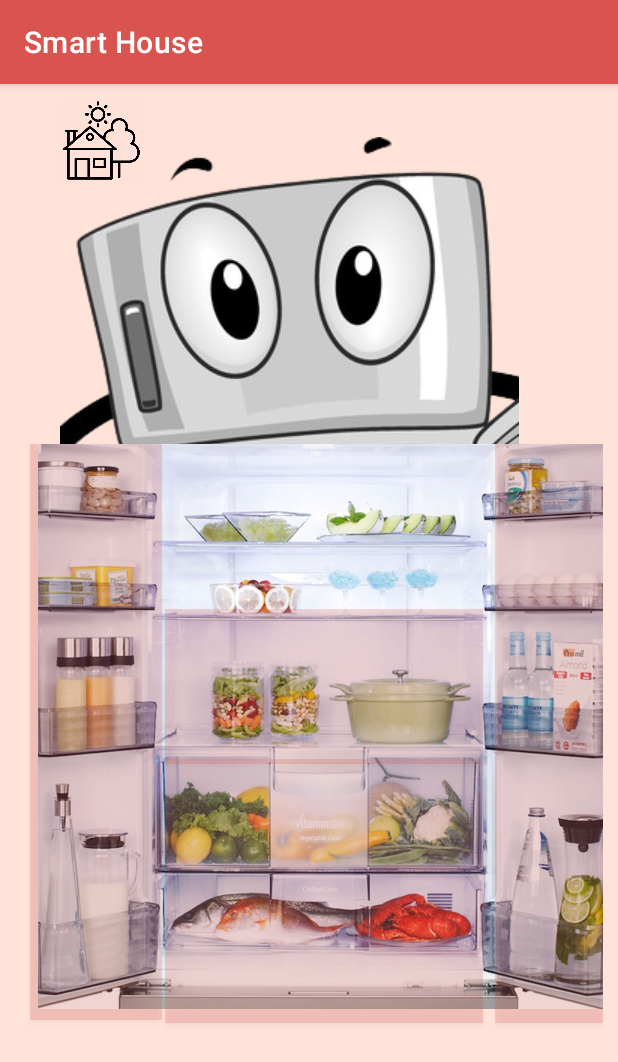
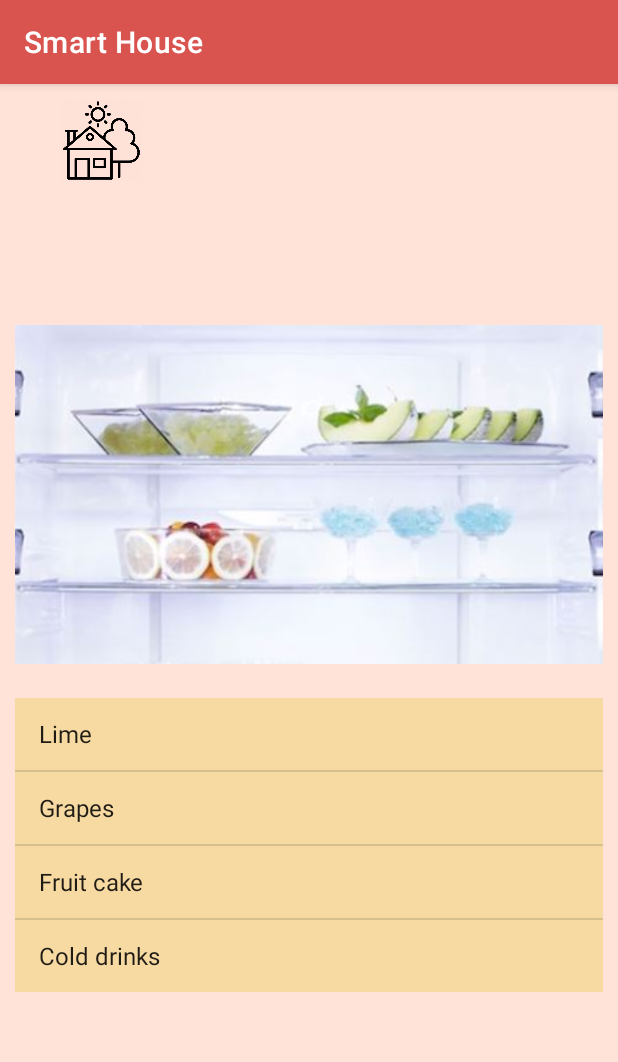
Before and after one commit to michneaionuc/ECHIPA_13_PIU_2020, an Android app: the InsideFridgeZoomOutActivity screen opened directly, with no data from a screen before it, after a tap on an icon or button, on a phone screen of 412 x 824 dp. Shown: the top 1062 px of the screen. Run offline under Robolectric (Android 15) with nearby library versions, the phone set to English and light mode, and no system bars.

Commit message:
add smart fridge inside details page

```diff
--- a/app/src/main/AndroidManifest.xml
+++ b/app/src/main/AndroidManifest.xml
@@ -36,6 +36,7 @@
         <activity android:name=".fridge.NotificationFridgeActivity" />
         <activity android:name=".fridge.SettingsFridgeActivity" />
         <activity android:name=".fridge.InsideFridgeZoomOutActivity" />
+        <activity android:name=".fridge.InsideFridgeZoomInActivity" />
         <activity android:name=".LoginActivity" />
     </application>
 
--- /dev/null
+++ b/app/src/main/java/com/example/smarthouse/fridge/InsideFridgeZoomInActivity.kt
@@ -0,0 +1,92 @@
+package com.example.smarthouse.fridge
+
+import android.os.Bundle
+import android.widget.ArrayAdapter
+import android.widget.ImageView
+import android.widget.ListView
+import androidx.appcompat.app.AppCompatActivity
+import com.example.smarthouse.R
+
+
+class InsideFridgeZoomInActivity : AppCompatActivity() {
+    var listItems = ArrayList<String>()
+    var adapter: ArrayAdapter<String>? = null
+
+
+    override fun onCreate(savedInstanceState: Bundle?) {
+
+        super.onCreate(savedInstanceState)
+        setContentView(R.layout.activity_inside_fridge_zoom_in)
+
+        val user = intent.getStringExtra("user")
+        val userIcon: ImageView = findViewById(R.id.user_icon_in)
+        val raft = intent.getIntExtra("raft",1)
+        val imageInside: ImageView = findViewById(R.id.image_inside)
+
+        if(raft==1) {
+
+            imageInside.setImageResource(R.drawable.raft1)
+
+            listItems.add("Lime")
+            listItems.add("Grapes")
+            listItems.add("Fruit cake")
+            listItems.add("Cold drinks")
+        }else
+            if (raft==2){
+                imageInside.setImageResource(R.drawable.raft2)
+
+                listItems.add("Pickled cucumbers")
+                listItems.add("Lentil")
+                listItems.add("Corn")
+                listItems.add("Pot")
+
+            }else if (raft==3){
+                imageInside.setImageResource(R.drawable.raft3)
+
+                listItems.add("Fish")
+                listItems.add("Crayfish")
+                listItems.add("Spinach")
+                listItems.add("Lime")
+
+            }else if(raft==4){
+                imageInside.setImageResource(R.drawable.raft4)
+
+                listItems.add("Mushrooms")
+                listItems.add("Butter")
+                listItems.add("Conserve")
+                listItems.add("Orange juice")
+
+            }else if (raft ==5){
+                imageInside.setImageResource(R.drawable.raft5)
+
+                listItems.add("Eggs")
+                listItems.add("Almond milk")
+                listItems.add("Butter")
+                listItems.add("Water")
+
+            }
+
+        val list: ListView = findViewById(R.id.list_items)
+
+        adapter = ArrayAdapter(
+            this,
+            android.R.layout.simple_list_item_1,
+            listItems
+        )
+
+        list.adapter = adapter
+
+        when(user) {
+            "parents" -> {
+                userIcon.setBackgroundResource(R.drawable.parents_icon)
+            }
+            "teenage" -> {
+                userIcon.setBackgroundResource(R.drawable.teenage_girl_icon)
+            }
+            "grandparents" -> {
+                userIcon.setBackgroundResource(R.drawable.grand_parents_icon)
+            }
+        }
+
+    }
+}
--- /dev/null
+++ b/app/src/main/res/layout/activity_inside_fridge_zoom_in.xml
@@ -0,0 +1,44 @@
+<?xml version="1.0" encoding="utf-8"?>
+<androidx.constraintlayout.widget.ConstraintLayout xmlns:android="http://schemas.android.com/apk/res/android"
+    xmlns:app="http://schemas.android.com/apk/res-auto"
+    xmlns:tools="http://schemas.android.com/tools"
+    android:layout_width="match_parent"
+    android:layout_height="match_parent"
+    android:background="@color/background"
+    android:padding="10dp"
+    tools:context=".fridge.InsideFridgeZoomInActivity">
+
+    <ImageView
+        android:id="@+id/house_icon"
+        android:layout_width="55dp"
+        android:layout_height="55dp"
+        android:layout_marginStart="30dp"
+        android:src="@drawable/house_icon"
+        app:layout_constraintEnd_toStartOf="@+id/user_icon_in"
+        app:layout_constraintStart_toStartOf="parent"
+        app:layout_constraintTop_toTopOf="parent" />
+
+    <ImageView
+        android:id="@+id/user_icon_in"
+        android:layout_width="48dp"
+        android:layout_height="48dp"
+        android:layout_marginStart="220dp"
+        app:layout_constraintStart_toEndOf="@+id/house_icon"
+        app:layout_constraintTop_toTopOf="parent" />
+
+    <ImageView
+        android:id="@+id/image_inside"
+        android:layout_width="match_parent"
+        android:layout_height="wrap_content"
+        android:layout_marginTop="80dp"
+        android:src="@drawable/raft1"
+        app:layout_constraintTop_toBottomOf="@id/user_icon_in" />
+
+    <ListView
+        android:id="@+id/list_items"
+        android:layout_width="match_parent"
+        android:layout_height="wrap_content"
+        android:background="@color/light_orange"
+        app:layout_constraintTop_toBottomOf="@id/image_inside" />
+
+</androidx.constraintlayout.widget.ConstraintLayout>
--- a/app/src/main/res/values/colors.xml
+++ b/app/src/main/res/values/colors.xml
@@ -12,4 +12,5 @@
     <color name="background">#ffe2d8</color>
     <color name="primary_burgundy">#55040E</color>
     <color name="text_color">#993944</color>
+    <color name="light_orange">	#f6daa2</color>
 </resources>
```
Also changed, not shown: app/src/main/java/com/example/smarthouse/fridge/InsideFridgeZoomOutActivity.kt (+23 -4 lines), app/src/main/res/drawable/raft1.JPG (added), app/src/main/res/drawable/raft2.JPG (added), app/src/main/res/drawable/raft3.JPG (added), app/src/main/res/drawable/raft4.JPG (added), app/src/main/res/drawable/raft5.JPG (added).
